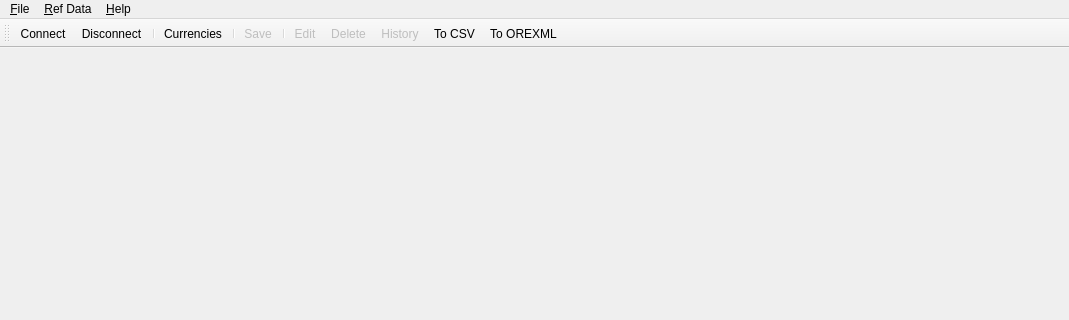
Before: the Qt Designer form projects/ores.qt/MainWindow.ui in OreStudio/OreStudio, drawn with Qt 5; both pictures show x 0 to 1069 and y 0 to 320 of the 1069 by 672 pixel window.
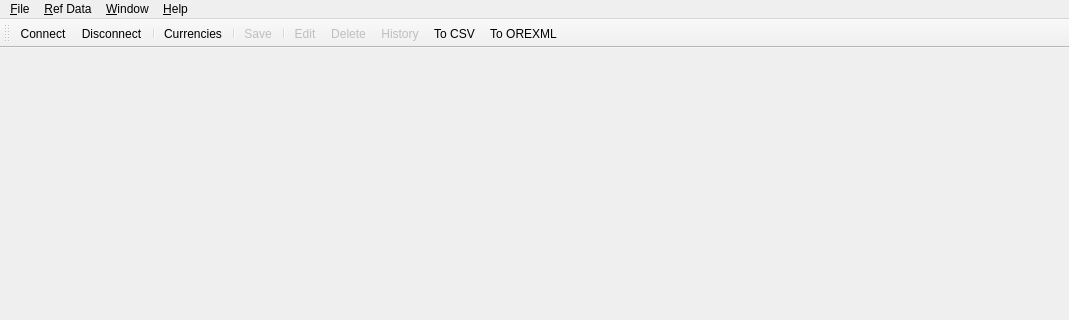
After: the same form once the commit is applied. Icons and pictures are not drawn.

What changed in the file:
```diff
--- a/projects/ores.qt/MainWindow.ui
+++ b/projects/ores.qt/MainWindow.ui
@@ -44,6 +44,14 @@
     </property>
     <addaction name="CurrenciesAction"/>
    </widget>
+   <widget class="QMenu" name="menuWindow">
+    <property name="title">
+     <string>&amp;Window</string>
+    </property>
+    <addaction name="ActionDetachAll"/>
+    <addaction name="ActionReattachAll"/>
+    <addaction name="separator"/>
+   </widget>
    <widget class="QMenu" name="menuHelp">
     <property name="title">
      <string>&amp;Help</string>
@@ -52,6 +60,7 @@
    </widget>
    <addaction name="menuFile"/>
    <addaction name="menuRefereceData"/>
+   <addaction name="menuWindow"/>
    <addaction name="menuHelp"/>
   </widget>
   <widget class="QStatusBar" name="statusbar"/>
```
Left out of the diff: 16 changed lines with no effect on the pictures.
